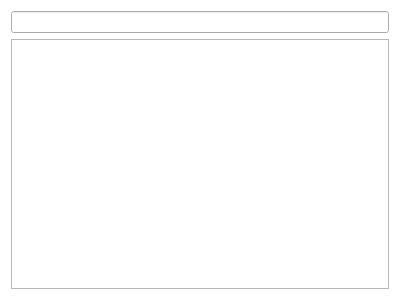
The window that src/sftpWindow/sftpWindow.ui (aiwang23/serialPortTools) describes before a commit, drawn with Qt 5.
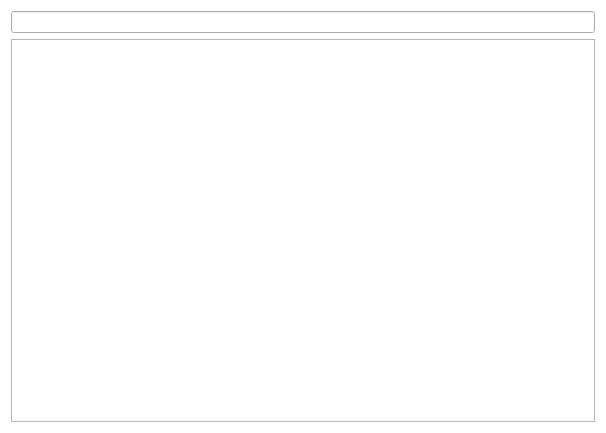
The same window after the commit. Custom widgets are drawn as their Qt base class.

What changed in the file:
```diff
--- a/src/sftpWindow/sftpWindow.ui
+++ b/src/sftpWindow/sftpWindow.ui
@@ -6,8 +6,8 @@
    <rect>
     <x>0</x>
     <y>0</y>
-    <width>400</width>
-    <height>300</height>
+    <width>606</width>
+    <height>433</height>
    </rect>
   </property>
   <property name="windowTitle">
```
